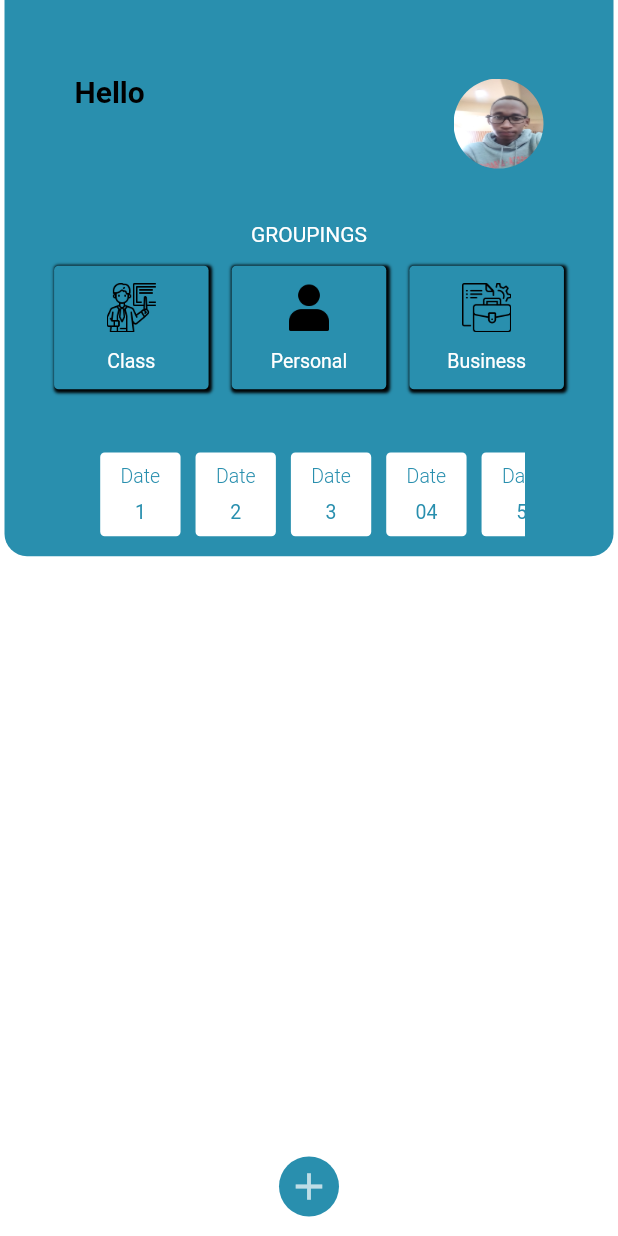
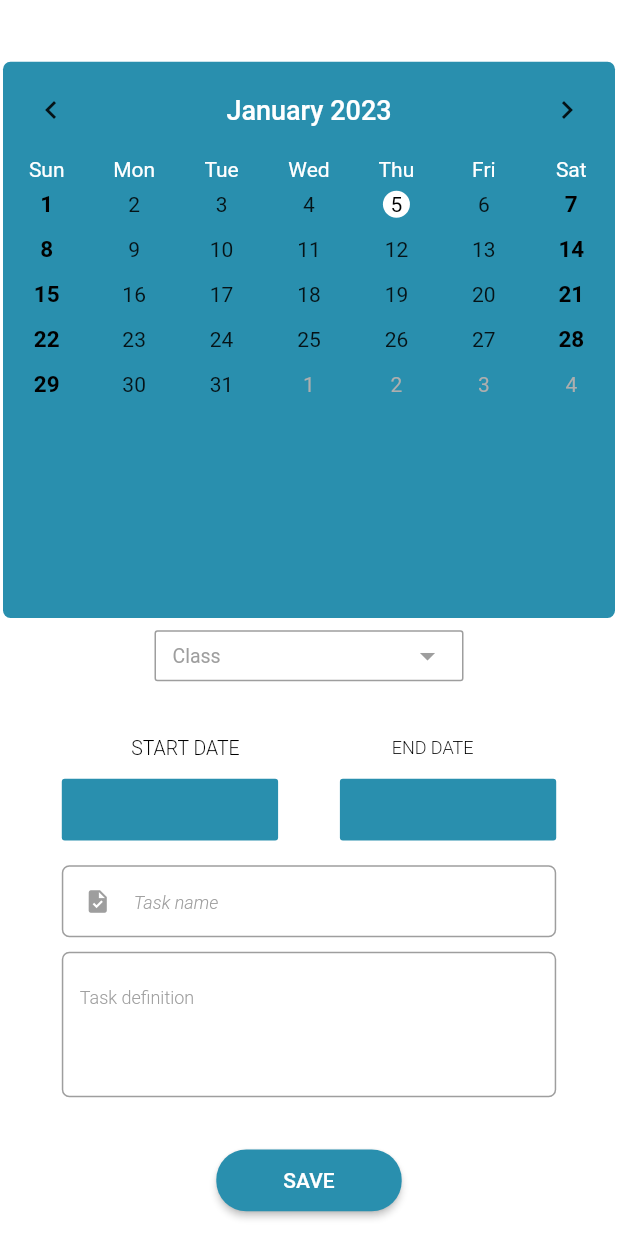
Before and after one commit to Trihz/mysecretary, a Flutter app: the screen it shows after launch, after a tap on the "add" icon, on a phone screen of 412 x 824 dp. Run offline on Flutter 3.47's test engine with Material 2 defaults, Android fonts, the phone set to English and light mode, and no system bars; drawn by our look-alikes of table_calendar; our stand-ins replace fluttertoast, hive, hive_flutter, shared_preferences; missing offline and left inert: dart:ffi; accounts and stored records are empty.

Commit message:
New Task Modification

```diff
--- a/lib/homescreen/homescreen_ui.dart
+++ b/lib/homescreen/homescreen_ui.dart
@@ -5,6 +5,7 @@ import 'package:hive/hive.dart';
 import 'package:hive_flutter/hive_flutter.dart';
 import 'package:mysecretary/business/business_ui.dart';
 import 'package:mysecretary/class/class_ui.dart';
+import 'package:mysecretary/newtask/newtask_ui.dart';
 import 'package:mysecretary/personal/personal_ui.dart';
 import 'package:mysecretary/profile.dart';
 import 'package:shared_preferences/shared_preferences.dart';
@@ -220,7 +221,7 @@ class _HomeScreenState extends State<HomeScreen> with TickerProviderStateMixin {
                 ),
                 GestureDetector(
                   onTap: (() {
-                     Navigator.push(
+                    Navigator.push(
                         context,
                         MaterialPageRoute(
                             builder: (context) => const Personal()));
@@ -261,7 +262,7 @@ class _HomeScreenState extends State<HomeScreen> with TickerProviderStateMixin {
                 ),
                 GestureDetector(
                   onTap: (() {
-                     Navigator.push(
+                    Navigator.push(
                         context,
                         MaterialPageRoute(
                             builder: (context) => const Business()));
@@ -420,7 +421,9 @@ class _HomeScreenState extends State<HomeScreen> with TickerProviderStateMixin {
       child: Align(
         alignment: Alignment.center,
         child: GestureDetector(
-          onTap: () {},
+          onTap: () {
+            addNewTask();
+          },
           child: const CircleAvatar(
               radius: 20,
               backgroundColor: Color.fromARGB(255, 41, 143, 174),
@@ -435,6 +438,12 @@ class _HomeScreenState extends State<HomeScreen> with TickerProviderStateMixin {
         ),
       ),
     );
+  }
+
+  // function to add new task
+  void addNewTask() {
+    Navigator.push(
+        context, MaterialPageRoute(builder: (context) => const NewTask()));
   }
 
   @override
--- a/lib/main.dart
+++ b/lib/main.dart
@@ -1,7 +1,10 @@
 import 'package:flutter/material.dart';
 import 'package:mysecretary/homescreen/homescreen_ui.dart';
+import 'package:hive_flutter/hive_flutter.dart';
 
 void main() async {
+  await Hive.initFlutter();
+  await Hive.openBox("TasksDatabase");
   runApp(const MyApp());
 }
 
--- /dev/null
+++ b/lib/newtask/newtask_logic.dart
@@ -0,0 +1,108 @@
+import 'package:flutter/material.dart';
+import 'package:fluttertoast/fluttertoast.dart';
+import 'package:hive/hive.dart';
+
+class NewTaskLogic {
+  // referencing the already opened database
+  final tasksDatabase = Hive.box("TasksDatabase");
+
+  // String to store the key of this task
+  String taskKey = "";
+
+  // hashmap to store the task details
+  List<String> taskData = ["", "", "", "", ""];
+
+  // function to display toast
+  void displayToast(String message) {
+    Fluttertoast.showToast(
+        msg: message,
+        toastLength: Toast.LENGTH_LONG,
+        gravity: ToastGravity.BOTTOM,
+        timeInSecForIosWeb: 1,
+        backgroundColor: Colors.red,
+        textColor: Colors.white,
+        fontSize: 16.0);
+  }
+
+  /*
+     function to read data from the local storage
+     - reads the data of specified index
+     - data plus the index displayed in the toast
+  */
+  void readData() {
+    // ignore: prefer_interpolation_to_compose_strings
+    displayToast(
+        // ignore: prefer_interpolation_to_compose_strings
+        "Data Stored: " +
+            tasksDatabase.get(2, defaultValue: "No data found").toString());
+  }
+
+  /*
+     function to delete the whole database
+     - removes the file which contains the box
+     - closes the box
+     - the app should be restarted
+     - the "predefineKeyValue()" should be run each time the database is closed
+  */
+  void deleteDatabase() {
+    tasksDatabase.deleteFromDisk();
+    displayToast("Database deleted");
+  }
+
+  /*
+      function to predefine the key value
+      - creates a new record in the database for holding key value
+      - default key for this varible is '0'
+      - this method is run once
+  */
+  void predefineKeyValue() {
+    tasksDatabase.put(0, "0");
+    displayToast("0 key predefined");
+  }
+
+  /*
+      function to increment the key and update it each a new task needs to be added
+      - checks the value of current key
+      - increments it
+      - stores the data with the incremented value
+      - updates the key variable in the locala database
+  */
+  void newTaskKey() {
+    int keyValue = int.parse(tasksDatabase.get(0));
+    keyValue = keyValue + 1;
+    taskKey = keyValue.toString(); /* set the key value */
+    tasksDatabase.put(0, keyValue.toString());
+  }
+
+  /*
+      function to set the task data to be recorded into the local database
+      - start date
+      - end date
+      - task name
+      - task definition
+      - The data is recorded into a hashmap
+  */
+  void newTaskData(String taskName, String taskDefinition, String startDate,
+      String endDate, String taskGroup) {
+    /* set the data values */
+    taskData[0] = taskName;
+    taskData[1] = taskDefinition;
+    taskData[2] = startDate;
+    taskData[3] = endDate;
+    taskData[4] = taskGroup;
+    displayToast(taskData.toString());
+  }
+
+  /*
+      Function to record data to the local device database
+      - the key used is the value stored in key "0" in the local database
+      - the data stored is the task name,definition,start date and end date all under "taskDetails" variable
+      - "determineKeyValue()" method is run in the start of this method to get the key value to be used
+  */
+  void recordData(String taskName, String taskDefinition, String startDate,
+      String endDate, String taskGroup) {
+    newTaskKey();
+    newTaskData(taskName, taskDefinition, startDate, endDate, taskGroup);
+    tasksDatabase.put(int.parse(taskKey), taskData);
+  }
+}
--- /dev/null
+++ b/lib/newtask/newtask_ui.dart
@@ -0,0 +1,405 @@
+import 'dart:collection';
+import 'dart:ffi';
+import 'package:flutter/material.dart';
+import 'package:hive/hive.dart';
+import 'package:mysecretary/newtask/newtask_logic.dart';
+import 'package:table_calendar/table_calendar.dart';
+import 'package:fluttertoast/fluttertoast.dart';
+import 'dart:developer';
+
+class NewTask extends StatefulWidget {
+  const NewTask({super.key});
+
+  @override
+  State<NewTask> createState() => _NewTaskState();
+}
+
+class _NewTaskState extends State<NewTask> {
+  // this variable sets the initial value for the dropdown
+  String initialValue = "Class";
+
+  // variable to store the value of grouping from the dropdown
+  String taskGroup = "";
+
+  // this variable stores the dropdown items
+  var dropdownItems = [
+    "Class",
+    "Personal",
+    "Business",
+  ];
+  // variable to store the main color
+  Color mainColor = const Color.fromARGB(255, 41, 143, 174);
+
+  // variables to store the task definition and task name
+  // ignore: non_constant_identifier_names
+  String taskName_TextField = "";
+  // ignore: non_constant_identifier_names
+  String taskDefinition_TextField = "";
+
+  // variables to strore the start and end date
+  // ignore: non_constant_identifier_names
+  String taskStartDate_Calendar = "";
+  // ignore: non_constant_identifier_names
+  String taskEndDate_Calendar = "";
+
+  // variable to storethe selected date
+  String selectedDateStart = "";
+  String selectedDateEnd = "";
+
+  // function to return today's date
+  DateTime today = DateTime.now();
+
+  // text form controller
+  final TextEditingController textEditingController = TextEditingController();
+
+  // function to show the selected day
+  void _onDaySelected(DateTime day, DateTime focusedday) {
+    setState(() {
+      today = day;
+    });
+  }
+
+  // function to return the table calendar
+  Widget tableCalendar() {
+    return Container(
+      height: MediaQuery.of(context).size.height * 0.45,
+      width: MediaQuery.of(context).size.width * 1,
+      margin: const EdgeInsets.only(right: 2, left: 2),
+      decoration: BoxDecoration(
+          color: mainColor,
+          borderRadius: const BorderRadius.all(Radius.circular(5))),
+      child: TableCalendar(
+        focusedDay: today,
+        daysOfWeekStyle: const DaysOfWeekStyle(
+            weekdayStyle: TextStyle(color: Colors.white),
+            weekendStyle: TextStyle(color: Colors.white)),
+        headerStyle: const HeaderStyle(
+            titleCentered: true,
+            formatButtonVisible: false,
+            titleTextStyle: TextStyle(
+                color: Colors.white,
+                fontSize: 18,
+                fontWeight: FontWeight.w500)),
+        calendarStyle: const CalendarStyle(
+            selectedDecoration:
+                BoxDecoration(color: Colors.white, shape: BoxShape.circle),
+            selectedTextStyle:
+                TextStyle(color: Colors.black, fontWeight: FontWeight.w400),
+            weekendTextStyle: TextStyle(
+                fontSize: 15, color: Colors.black, fontWeight: FontWeight.bold),
+            todayDecoration:
+                BoxDecoration(color: Colors.white, shape: BoxShape.circle),
+            todayTextStyle:
+                TextStyle(fontWeight: FontWeight.w400, color: Colors.black)),
+        availableGestures: AvailableGestures.all,
+        selectedDayPredicate: (day) => isSameDay(day, today),
+        firstDay: DateTime(2010),
+        lastDay: DateTime(2040),
+        rowHeight: 30,
+        onDaySelected: _onDaySelected,
+      ),
+    );
+  }
+
+  // function to display the start date
+  Widget startDate() {
+    return Row(
+      mainAxisAlignment: MainAxisAlignment.spaceEvenly,
+      children: [
+        Container(
+          height: MediaQuery.of(context).size.height * 0.05,
+          width: MediaQuery.of(context).size.width * 0.2,
+          decoration: const BoxDecoration(
+            color: Colors.transparent,
+          ),
+          child: const Center(
+            child: Text(
+              "START DATE",
+              style: TextStyle(
+                  color: Colors.black,
+                  fontWeight: FontWeight.w300,
+                  fontSize: 13),
+            ),
+          ),
+        ),
+        Container(
+          height: MediaQuery.of(context).size.height * 0.05,
+          width: MediaQuery.of(context).size.width * 0.2,
+          decoration: const BoxDecoration(
+            color: Colors.transparent,
+          ),
+          child: const Center(
+            child: Text(
+              "END DATE",
+              style: TextStyle(
+                  color: Colors.black,
+                  fontWeight: FontWeight.w300,
+                  fontSize: 12),
+            ),
+          ),
+        ),
+      ],
+    );
+  }
+
+  // function to dsiplay the end date
+  Widget endDate() {
+    return Row(
+      mainAxisAlignment: MainAxisAlignment.spaceEvenly,
+      children: [
+        GestureDetector(
+          onTap: () {
+            setState(() {
+              selectedDateStart = today.toString().split(" ")[0];
+              taskStartDate_Calendar = selectedDateStart;
+            });
+          },
+          child: Container(
+            height: MediaQuery.of(context).size.height * 0.05,
+            width: MediaQuery.of(context).size.width * 0.35,
+            padding: const EdgeInsets.only(right: 20, left: 20),
+            decoration: BoxDecoration(
+              color: mainColor,
+              boxShadow: const [
+                BoxShadow(
+                    color: Colors.transparent,
+                    offset: Offset(1, 1),
+                    blurRadius: 1,
+                    spreadRadius: 1)
+              ],
+              borderRadius: const BorderRadius.all(Radius.circular(2)),
+            ),
+            child: Center(
+              child: Text(
+                taskStartDate_Calendar,
+                style: const TextStyle(
+                    color: Colors.white,
+                    fontWeight: FontWeight.w400,
+                    fontSize: 16),
+              ),
+            ),
+          ),
+        ),
+        GestureDetector(
+          onTap: () {
+            setState(() {
+              selectedDateEnd = today.toString().split(" ")[0];
+              taskEndDate_Calendar = selectedDateEnd;
+            });
+          },
+          child: Container(
+            height: MediaQuery.of(context).size.height * 0.05,
+            width: MediaQuery.of(context).size.width * 0.35,
+            padding: const EdgeInsets.only(right: 20, left: 20),
+            decoration: BoxDecoration(
+              color: mainColor,
+              boxShadow: const [
+                BoxShadow(
+                    color: Colors.transparent,
+                    offset: Offset(1, 1),
+                    blurRadius: 1,
+                    spreadRadius: 1)
+              ],
+              borderRadius: const BorderRadius.all(Radius.circular(2)),
+            ),
+            child: Center(
+              child: Text(
+                taskEndDate_Calendar,
+                style: const TextStyle(
+                    color: Colors.white,
+                    fontWeight: FontWeight.w400,
+                    fontSize: 16),
+              ),
+            ),
+          ),
+        ),
+      ],
+    );
+  }
+
+  // function to display the dropdown for selecting the type of task grouping  (Class,Personal,Business)
+  Widget groupingsDropdown() {
+    return Container(
+      height: MediaQuery.of(context).size.height * 0.06,
+      width: MediaQuery.of(context).size.width * 0.5,
+      decoration: const BoxDecoration(color: Colors.transparent),
+      child: Container(
+        height: MediaQuery.of(context).size.height * 0.06,
+        width: MediaQuery.of(context).size.width * 0.5,
+        decoration: const BoxDecoration(color: Colors.transparent),
+        child: DropdownButtonFormField(
+          value: initialValue,
+          dropdownColor: Colors.white,
+          iconEnabledColor: Colors.grey,
+          iconDisabledColor: Colors.grey,
+          items: dropdownItems.map((String items) {
+            return DropdownMenuItem(value: items, child: Text(items));
+          }).toList(),
+          decoration: InputDecoration(
+            border: OutlineInputBorder(
+              borderSide: BorderSide.none,
+              borderRadius: BorderRadius.circular(2),
+            ),
+            enabledBorder: const OutlineInputBorder(
+              borderRadius: BorderRadius.all(Radius.circular(2)),
+              borderSide: BorderSide(
+                color: Colors.grey,
+              ),
+            ),
+            focusedBorder: const OutlineInputBorder(
+              borderRadius: BorderRadius.all(Radius.circular(2)),
+              borderSide: BorderSide(
+                color: Colors.grey,
+              ),
+            ),
+            isDense: true,
+            contentPadding: const EdgeInsets.fromLTRB(12, 10, 12, 0),
+          ),
+          style: const TextStyle(color: Colors.grey, fontSize: 13),
+          onChanged: (String? value) {
+            setState(() {
+              taskGroup = value!;
+            });
+          },
+        ),
+      ),
+    );
+  }
+
+  // function to display the task name area
+  Widget taskNameField() {
+    return Container(
+      height: MediaQuery.of(context).size.height * 0.06,
+      width: MediaQuery.of(context).size.width * 0.8,
+      decoration: const BoxDecoration(color: Colors.transparent),
+      child: TextField(
+        onChanged: (value) {
+          setState(() {
+            taskName_TextField = value;
+          });
+        },
+        decoration: const InputDecoration(
+          isDense: true,
+          contentPadding: EdgeInsets.fromLTRB(10, 10, 10, 0),
+          prefixIcon: Icon(
+            Icons.task,
+            color: Colors.grey,
+          ),
+          enabledBorder: OutlineInputBorder(
+            borderRadius: BorderRadius.all(Radius.circular(5)),
+            borderSide: BorderSide(
+              color: Colors.grey,
+            ),
+          ),
+          focusedBorder: OutlineInputBorder(
+            borderRadius: BorderRadius.all(Radius.circular(5)),
+            borderSide: BorderSide(
+              color: Colors.grey,
+            ),
+          ),
+          hintText: "Task name",
+          hintStyle: TextStyle(
+              color: Colors.grey,
+              fontStyle: FontStyle.italic,
+              fontSize: 12,
+              fontWeight: FontWeight.w300),
+        ),
+      ),
+    );
+  }
+
+  // function to display the task recording area
+  Widget taskDefinitionField() {
+    return Container(
+        height: MediaQuery.of(context).size.height * 0.15,
+        width: MediaQuery.of(context).size.width * 0.8,
+        decoration: const BoxDecoration(color: Colors.transparent),
+        child: TextFormField(
+          controller: textEditingController,
+          minLines: 3,
+          maxLines: 6,
+          keyboardType: TextInputType.multiline,
+          decoration: const InputDecoration(
+              hintText: "Task definition",
+              hintStyle: TextStyle(
+                  color: Colors.grey,
+                  fontSize: 12,
+                  fontWeight: FontWeight.w300),
+              enabledBorder: OutlineInputBorder(
+                  borderSide: BorderSide(
+                    color: Colors.grey,
+                  ),
+                  borderRadius: BorderRadius.all(Radius.circular(5))),
+              focusedBorder: OutlineInputBorder(
+                  borderSide: BorderSide(
+                    color: Colors.grey,
+                  ),
+                  borderRadius: BorderRadius.all(Radius.circular(5)))),
+        ));
+  }
+
+  // function to display the save button
+  Widget saveButton() {
+    return Container(
+      height: MediaQuery.of(context).size.height * 0.05,
+      width: MediaQuery.of(context).size.width * 0.3,
+      decoration: const BoxDecoration(color: Colors.transparent),
+      child: ElevatedButton(
+          onPressed: () {
+            setState(() {
+              taskDefinition_TextField = textEditingController.value.text;
+            });
+            //NewTaskLogic().predefineKeyValue();
+            /*NewTaskLogic().recordData(
+                taskName_TextField,
+                taskDefinition_TextField,
+                taskStartDate_Calendar,
+                taskEndDate_Calendar,
+                taskGroup);*/
+            NewTaskLogic().readData();
+            //NewTaskLogic().deleteDatabase();
+          },
+          style: ElevatedButton.styleFrom(
+              primary: mainColor,
+              onPrimary: Colors.white,
+              shape: const RoundedRectangleBorder(
+                  borderRadius: BorderRadius.all(Radius.circular(20)))),
+          child: const Text("SAVE")),
+    );
+  }
+
+  @override
+  void initState() {
+    var box = Hive.openBox("Tasks");
+    super.initState();
+  }
+
+  @override
+  Widget build(BuildContext context) {
+    return Scaffold(
+        body: Container(
+      height: MediaQuery.of(context).size.height * 1,
+      width: MediaQuery.of(context).size.width * 1,
+      decoration: const BoxDecoration(color: Colors.white),
+      child: SingleChildScrollView(
+        child: Column(
+          children: [
+            SizedBox(height: MediaQuery.of(context).size.height * 0.05),
+            tableCalendar(),
+            SizedBox(height: MediaQuery.of(context).size.height * 0.01),
+            groupingsDropdown(),
+            SizedBox(height: MediaQuery.of(context).size.height * 0.01),
+            startDate(),
+            endDate(),
+            SizedBox(height: MediaQuery.of(context).size.height * 0.02),
+            taskNameField(),
+            SizedBox(height: MediaQuery.of(context).size.height * 0.01),
+            taskDefinitionField(),
+            SizedBox(height: MediaQuery.of(context).size.height * 0.01),
+            saveButton()
+          ],
+        ),
+      ),
+    ));
+  }
+}
```
